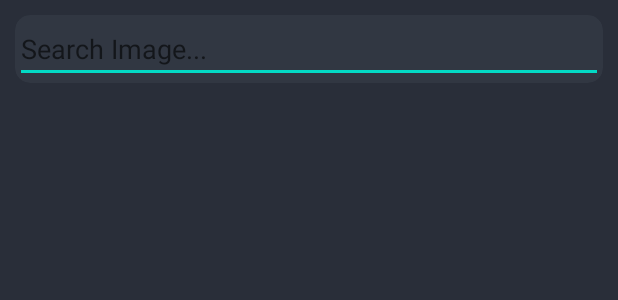
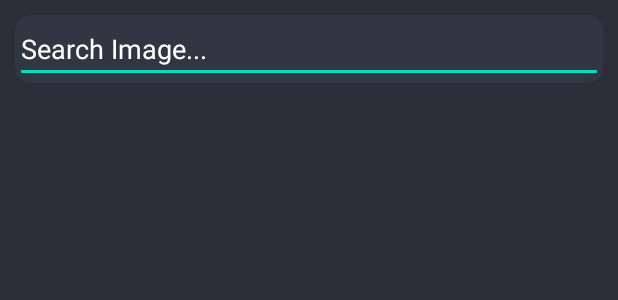
Before and after one commit to Vahit11/retrofit-and-jetpack-libraries, an Android app: the layout fragment_search.xml on its own in the app's theme, with its tools: preview values and no code run, on a phone screen of 412 x 824 dp. Shown: the top 300 px of the screen. Run offline under Robolectric (Android 15) with nearby library versions, the phone set to English and light mode, and no system bars.

```diff
--- a/app/src/main/java/com/vahitkeskin/retrofitandjetpacklibraries/util/Util.kt
+++ b/app/src/main/java/com/vahitkeskin/retrofitandjetpacklibraries/util/Util.kt
@@ -1,7 +1,7 @@
 package com.vahitkeskin.retrofitandjetpacklibraries.util
 
 object Util {
-    //From YOUR API KEY -> https://pixabay.com/api/docs/
-    const val API_KEY = "21425464-b19529a61ba968f3b9fb8aca2"
+    //From YOUR_API_KEY -> https://pixabay.com/api/docs/
+    const val API_KEY = "YOUR_API_KEY"
     const val BASE_URL = "https://pixabay.com"
 }
--- a/app/src/main/res/layout/fragment_details.xml
+++ b/app/src/main/res/layout/fragment_details.xml
@@ -16,6 +16,7 @@
         android:src="@drawable/selectimage" />
 
     <EditText
+        android:textColorHint="@android:color/white"
         android:textColor="@android:color/white"
         android:id="@+id/detailsImageName"
         android:layout_width="250dp"
@@ -24,6 +25,7 @@
         android:hint="Image Name" />
 
     <EditText
+        android:textColorHint="@android:color/white"
         android:textColor="@android:color/white"
         android:id="@+id/detailsSavedUserName"
         android:layout_width="250dp"
--- a/app/src/main/res/layout/fragment_search.xml
+++ b/app/src/main/res/layout/fragment_search.xml
@@ -1,25 +1,27 @@
 <?xml version="1.0" encoding="utf-8"?>
 <LinearLayout xmlns:android="http://schemas.android.com/apk/res/android"
+    xmlns:app="http://schemas.android.com/apk/res-auto"
     xmlns:tools="http://schemas.android.com/tools"
     android:layout_width="match_parent"
     android:layout_height="match_parent"
-    xmlns:app="http://schemas.android.com/apk/res-auto"
+    android:background="#292E39"
     android:orientation="vertical"
-    android:background="#292E39"
     tools:context=".view.SearchFragment">
 
     <androidx.cardview.widget.CardView
+        android:layout_width="match_parent"
+        android:layout_height="wrap_content"
         android:layout_margin="10dp"
-        app:cardCornerRadius="10dp"
         app:cardBackgroundColor="#313742"
-        android:layout_width="match_parent"
-        android:layout_height="wrap_content">
+        app:cardCornerRadius="10dp">
 
         <EditText
             android:id="@+id/etSearch"
             android:layout_width="match_parent"
             android:layout_height="wrap_content"
-            android:hint="Search Image..." />
+            android:hint="Search Image..."
+            android:textColor="@android:color/white"
+            android:textColorHint="@android:color/white" />
 
     </androidx.cardview.widget.CardView>
 
```
